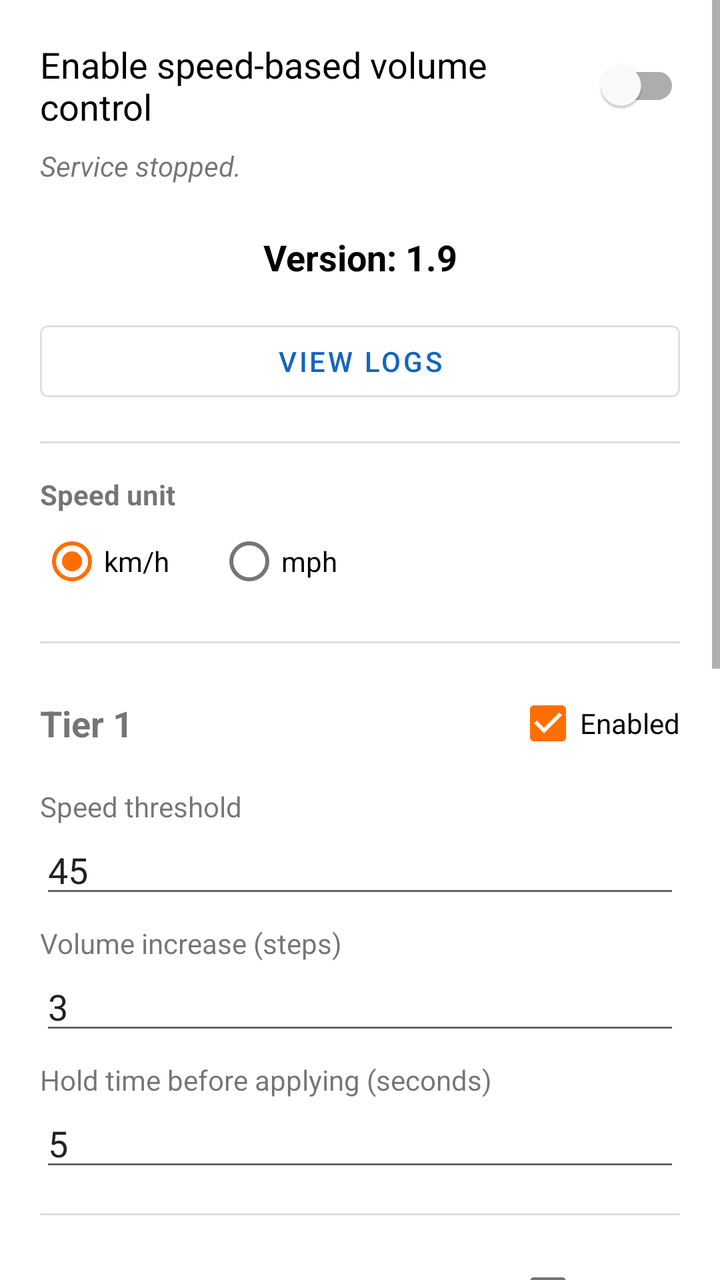
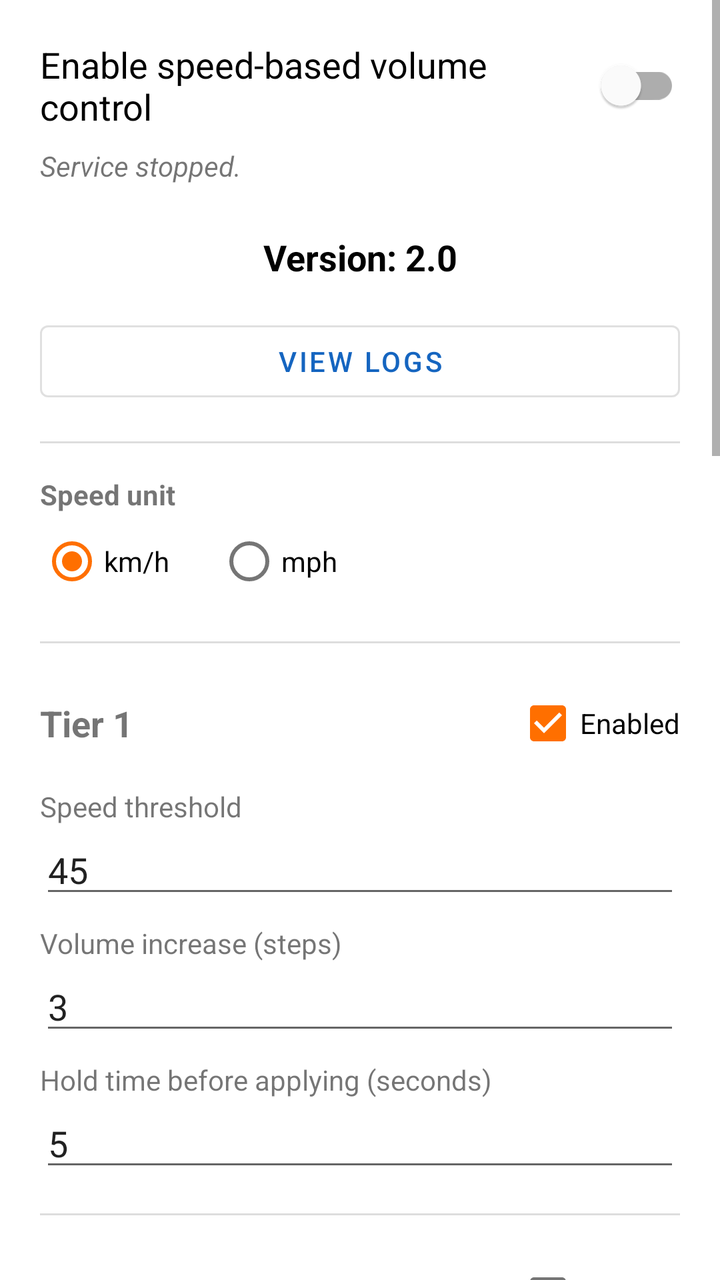

Two renders of the same Android screen: before a commit and after it. Below are the layout's source before the change and the commit's diff.
<!-- AndroidManifest.xml: activity theme Theme.SpeedVolume -->
<!-- res/layout/activity_main.xml -->
<?xml version="1.0" encoding="utf-8"?>
<ScrollView xmlns:android="http://schemas.android.com/apk/res/android"
    xmlns:app="http://schemas.android.com/apk/res-auto"
    android:layout_width="match_parent"
    android:layout_height="match_parent">

    <LinearLayout
        android:id="@+id/contentContainer"
        android:layout_width="match_parent"
        android:layout_height="wrap_content"
        android:orientation="vertical"
        android:paddingStart="20dp"
        android:paddingEnd="20dp"
        android:paddingTop="20dp"
        android:paddingBottom="20dp">

        <com.google.android.material.switchmaterial.SwitchMaterial
            android:id="@+id/switchMaster"
            android:layout_width="match_parent"
            android:layout_height="wrap_content"
            android:text="@string/master_switch_label"
            android:textSize="18sp"
            android:paddingBottom="4dp" />

        <TextView
            android:id="@+id/textStatus"
            android:layout_width="match_parent"
            android:layout_height="wrap_content"
            android:layout_marginTop="4dp"
            android:layout_marginBottom="16dp"
            android:text="@string/status_stopped"
            android:textStyle="italic" />

        <TextView
            android:id="@+id/textVersion"
            android:layout_width="match_parent"
            android:layout_height="wrap_content"
            android:text="@string/version_default"
            android:textSize="18sp"
            android:textStyle="bold"
            android:textColor="#000000"
            android:layout_marginTop="8dp"
            android:layout_marginBottom="16dp"
            android:gravity="center" />

        <Button
            android:id="@+id/buttonViewLogs"
            android:layout_width="match_parent"
            android:layout_height="wrap_content"
            android:text="@string/view_logs_button"
            style="@style/Widget.MaterialComponents.Button.OutlinedButton"
            android:layout_marginBottom="16dp" />

        <View
            android:layout_width="match_parent"
            android:layout_height="1dp"
            android:background="#DDDDDD"
            android:layout_marginBottom="16dp" />

        <TextView
            android:layout_width="wrap_content"
            android:layout_height="wrap_content"
            android:text="@string/unit_label"
            android:textStyle="bold" />

        <RadioGroup
            android:id="@+id/radioGroupUnit"
            android:layout_width="wrap_content"
            android:layout_height="wrap_content"
            android:orientation="horizontal"
            android:layout_marginBottom="16dp">

            <RadioButton
                android:id="@+id/radioKmh"
                android:layout_width="wrap_content"
                android:layout_height="wrap_content"
                android:text="@string/unit_kmh"
                android:checked="true" />

            <RadioButton
                android:id="@+id/radioMph"
                android:layout_width="wrap_content"
                android:layout_height="wrap_content"
                android:layout_marginStart="24dp"
                android:text="@string/unit_mph" />
        </RadioGroup>

        <View
            android:layout_width="match_parent"
            android:layout_height="1dp"
            android:background="#DDDDDD"
            android:layout_marginBottom="16dp" />

        
        <LinearLayout
            android:layout_width="match_parent"
            android:layout_height="wrap_content"
            android:orientation="horizontal"
            android:gravity="center_vertical">

            <TextView
                android:layout_width="0dp"
                android:layout_height="wrap_content"
                android:layout_weight="1"
                android:text="@string/tier1_title"
                android:textSize="18sp"
                android:textStyle="bold" />

            <CheckBox
                android:id="@+id/checkTier1Enabled"
                android:layout_width="wrap_content"
                android:layout_height="wrap_content"
                android:checked="true"
                android:text="@string/tier_enabled" />
        </LinearLayout>

        <TextView
            android:layout_width="match_parent"
            android:layout_height="wrap_content"
            android:layout_marginTop="8dp"
            android:text="@string/tier_speed_label" />

        <EditText
            android:id="@+id/editTier1Speed"
            android:layout_width="match_parent"
            android:layout_height="wrap_content"
            android:inputType="number"
            android:maxLength="3"
            android:text="45" />

        <TextView
            android:layout_width="match_parent"
            android:layout_height="wrap_content"
            android:layout_marginTop="8dp"
            android:text="@string/tier_increase_label" />

        <EditText
            android:id="@+id/editTier1Increase"
            android:layout_width="match_parent"
            android:layout_height="wrap_content"
            android:inputType="number"
            android:maxLength="2"
            android:text="3" />

        <TextView
            android:layout_width="match_parent"
            android:layout_height="wrap_content"
            android:layout_marginTop="8dp"
            android:text="@string/tier_dwell_label" />

        <EditText
            android:id="@+id/editTier1Dwell"
            android:layout_width="match_parent"
            android:layout_height="wrap_content"
            android:layout_marginBottom="16dp"
            android:inputType="number"
            android:maxLength="3"
            android:text="5" />

        <View
            android:layout_width="match_parent"
            android:layout_height="1dp"
            android:background="#DDDDDD"
            android:layout_marginBottom="16dp" />

        
        <LinearLayout
            android:layout_width="match_parent"
            android:layout_height="wrap_content"
            android:orientation="horizontal"
            android:gravity="center_vertical">

            <TextView
                android:layout_width="0dp"
                android:layout_height="wrap_content"
                android:layout_weight="1"
                android:text="@string/tier2_title"
                android:textSize="18sp"
                android:textStyle="bold" />

            <CheckBox
                android:id="@+id/checkTier2Enabled"
                android:layout_width="wrap_content"
                android:layout_height="wrap_content"
                android:checked="false"
                android:text="@string/tier_enabled" />
        </LinearLayout>

        <TextView
            android:layout_width="match_parent"
            android:layout_height="wrap_content"
            android:layout_marginTop="8dp"
            android:text="@string/tier_speed_label" />

        <EditText
            android:id="@+id/editTier2Speed"
            android:layout_width="match_parent"
            android:layout_height="wrap_content"
            android:inputType="number"
            android:maxLength="3"
            android:text="90" />

        <TextView
            android:layout_width="match_parent"
            android:layout_height="wrap_content"
            android:layout_marginTop="8dp"
            android:text="@string/tier_increase_label" />

        <EditText
            android:id="@+id/editTier2Increase"
            android:layout_width="match_parent"
            android:layout_height="wrap_content"
            android:inputType="number"
            android:maxLength="2"
            android:text="4" />

        <TextView
            android:layout_width="match_parent"
            android:layout_height="wrap_content"
            android:layout_marginTop="8dp"
            android:text="@string/tier_dwell_label" />

        <EditText
            android:id="@+id/editTier2Dwell"
            android:layout_width="match_parent"
            android:layout_height="wrap_content"
            android:layout_marginBottom="16dp"
            android:inputType="number"
            android:maxLength="3"
            android:text="5" />

        <View
            android:layout_width="match_parent"
            android:layout_height="1dp"
            android:background="#DDDDDD"
            android:layout_marginBottom="16dp" />

        <CheckBox
            android:id="@+id/checkStartOnBoot"
            android:layout_width="match_parent"
            android:layout_height="wrap_content"
            android:checked="true"
            android:text="@string/start_on_boot_label" />

        <Button
            android:id="@+id/buttonGrantLocation"
            android:layout_width="match_parent"
            android:layout_height="wrap_content"
            android:layout_marginTop="16dp"
            android:text="@string/grant_location_button" />

        <Button
            android:id="@+id/buttonIgnoreBattery"
            android:layout_width="match_parent"
            android:layout_height="wrap_content"
            android:layout_marginTop="8dp"
            android:text="@string/ignore_battery_button" />

        <Button
            android:id="@+id/buttonGrantExactAlarm"
            android:layout_width="match_parent"
            android:layout_height="wrap_content"
            android:layout_marginTop="8dp"
            android:text="@string/grant_exact_alarm_button" />

        <LinearLayout
            android:layout_width="match_parent"
            android:layout_height="wrap_content"
            android:layout_marginTop="16dp"
            android:orientation="horizontal">

            <Button
                android:id="@+id/buttonCancel"
                style="@style/Widget.MaterialComponents.Button.OutlinedButton"
                android:layout_width="0dp"
                android:layout_height="wrap_content"
                android:layout_weight="1"
                android:layout_marginEnd="8dp"
                android:text="@string/cancel_button" />

            <Button
                android:id="@+id/buttonSave"
                style="@style/Widget.MaterialComponents.Button"
                android:layout_width="0dp"
                android:layout_height="wrap_content"
                android:layout_weight="1"
                android:layout_marginStart="8dp"
                android:text="@string/save_button" />
        </LinearLayout>

    </LinearLayout>
</ScrollView>
<!-- resources referenced by this layout -->
<resources>
  <string name="cancel_button">Cancel</string>
  <string name="grant_exact_alarm_button">Allow exact alarms (for auto-resume)</string>
  <string name="grant_location_button">Grant location permission</string>
  <string name="ignore_battery_button">Disable battery optimization</string>
  <string name="master_switch_label">Enable speed-based volume control</string>
  <string name="save_button">Save</string>
  <string name="start_on_boot_label">Start automatically on boot</string>
  <string name="status_stopped">Service stopped.</string>
  <string name="tier1_title">Tier 1</string>
  <string name="tier2_title">Tier 2</string>
  <string name="tier_dwell_label">Hold time before applying (seconds)</string>
  <string name="tier_enabled">Enabled</string>
  <string name="tier_increase_label">Volume increase (steps)</string>
  <string name="tier_speed_label">Speed threshold</string>
  <string name="unit_kmh">km/h</string>
  <string name="unit_label">Speed unit</string>
  <string name="unit_mph">mph</string>
  <string name="version_default">Version: 1.9</string>
  <string name="view_logs_button">View Logs</string>
  <style name="Theme.SpeedVolume" parent="Theme.MaterialComponents.DayNight.NoActionBar">
          <item name="colorPrimary">@color/primary</item>
          <item name="colorPrimaryDark">@color/primary_dark</item>
          <item name="colorAccent">@color/accent</item>
      </style>
  <color name="primary">#1565C0</color>
  <color name="primary_dark">#0D47A1</color>
  <color name="accent">#FF6F00</color>
</resources>

<!-- the commit's change to res/layout/activity_main.xml (unified diff, before → after) -->
@@ -235,6 +235,150 @@
             android:background="#DDDDDD"
             android:layout_marginBottom="16dp" />
 
+        
+        <LinearLayout
+            android:layout_width="match_parent"
+            android:layout_height="wrap_content"
+            android:orientation="horizontal"
+            android:gravity="center_vertical">
+
+            <TextView
+                android:layout_width="0dp"
+                android:layout_height="wrap_content"
+                android:layout_weight="1"
+                android:text="@string/tier3_title"
+                android:textSize="18sp"
+                android:textStyle="bold" />
+
+            <CheckBox
+                android:id="@+id/checkTier3Enabled"
+                android:layout_width="wrap_content"
+                android:layout_height="wrap_content"
+                android:checked="false"
+                android:text="@string/tier_enabled" />
+        </LinearLayout>
+
+        <TextView
+            android:layout_width="match_parent"
+            android:layout_height="wrap_content"
+            android:layout_marginTop="8dp"
+            android:text="@string/tier_speed_label" />
+
+        <EditText
+            android:id="@+id/editTier3Speed"
+            android:layout_width="match_parent"
+            android:layout_height="wrap_content"
+            android:inputType="number"
+            android:maxLength="3"
+            android:text="120" />
+
+        <TextView
+            android:layout_width="match_parent"
+            android:layout_height="wrap_content"
+            android:layout_marginTop="8dp"
+            android:text="@string/tier_increase_label" />
+
+        <EditText
+            android:id="@+id/editTier3Increase"
+            android:layout_width="match_parent"
+            android:layout_height="wrap_content"
+            android:inputType="number"
+            android:maxLength="2"
+            android:text="4" />
+
+        <TextView
+            android:layout_width="match_parent"
+            android:layout_height="wrap_content"
+            android:layout_marginTop="8dp"
+            android:text="@string/tier_dwell_label" />
+
+        <EditText
+            android:id="@+id/editTier3Dwell"
+            android:layout_width="match_parent"
+            android:layout_height="wrap_content"
+            android:layout_marginBottom="16dp"
+            android:inputType="number"
+            android:maxLength="3"
+            android:text="5" />
+
+        <View
+            android:layout_width="match_parent"
+            android:layout_height="1dp"
+            android:background="#DDDDDD"
+            android:layout_marginBottom="16dp" />
+
+        
+        <LinearLayout
+            android:layout_width="match_parent"
+            android:layout_height="wrap_content"
+            android:orientation="horizontal"
+            android:gravity="center_vertical">
+
+            <TextView
+                android:layout_width="0dp"
+                android:layout_height="wrap_content"
+                android:layout_weight="1"
+                android:text="@string/tier4_title"
+                android:textSize="18sp"
+                android:textStyle="bold" />
+
+            <CheckBox
+                android:id="@+id/checkTier4Enabled"
+                android:layout_width="wrap_content"
+                android:layout_height="wrap_content"
+                android:checked="false"
+                android:text="@string/tier_enabled" />
+        </LinearLayout>
+
+        <TextView
+            android:layout_width="match_parent"
+            android:layout_height="wrap_content"
+            android:layout_marginTop="8dp"
+            android:text="@string/tier_speed_label" />
+
+        <EditText
+            android:id="@+id/editTier4Speed"
+            android:layout_width="match_parent"
+            android:layout_height="wrap_content"
+            android:inputType="number"
+            android:maxLength="3"
+            android:text="150" />
+
+        <TextView
+            android:layout_width="match_parent"
+            android:layout_height="wrap_content"
+            android:layout_marginTop="8dp"
+            android:text="@string/tier_increase_label" />
+
+        <EditText
+            android:id="@+id/editTier4Increase"
+            android:layout_width="match_parent"
+            android:layout_height="wrap_content"
+            android:inputType="number"
+            android:maxLength="2"
+            android:text="4" />
+
+        <TextView
+            android:layout_width="match_parent"
+            android:layout_height="wrap_content"
+            android:layout_marginTop="8dp"
+            android:text="@string/tier_dwell_label" />
+
+        <EditText
+            android:id="@+id/editTier4Dwell"
+            android:layout_width="match_parent"
+            android:layout_height="wrap_content"
+            android:layout_marginBottom="16dp"
+            android:inputType="number"
+            android:maxLength="3"
+            android:text="5" />
+
+        <View
+            android:layout_width="match_parent"
+            android:layout_height="1dp"
+            android:background="#DDDDDD"
+            android:layout_marginBottom="16dp" />
+
         <CheckBox
             android:id="@+id/checkStartOnBoot"
             android:layout_width="match_parent"
<!-- resource entries referenced after the edit -->
@@ -10,6 +10,8 @@
   <string name="status_stopped">Service stopped.</string>
   <string name="tier1_title">Tier 1</string>
   <string name="tier2_title">Tier 2</string>
+  <string name="tier3_title">Tier 3</string>
+  <string name="tier4_title">Tier 4</string>
   <string name="tier_dwell_label">Hold time before applying (seconds)</string>
   <string name="tier_enabled">Enabled</string>
   <string name="tier_increase_label">Volume increase (steps)</string>
@@ -17,7 +19,7 @@
   <string name="unit_kmh">km/h</string>
   <string name="unit_label">Speed unit</string>
   <string name="unit_mph">mph</string>
-  <string name="version_default">Version: 1.9</string>
+  <string name="version_default">Version: 2.0</string>
   <string name="view_logs_button">View Logs</string>
   <style name="Theme.SpeedVolume" parent="Theme.MaterialComponents.DayNight.NoActionBar">
           <item name="colorPrimary">@color/primary</item>
